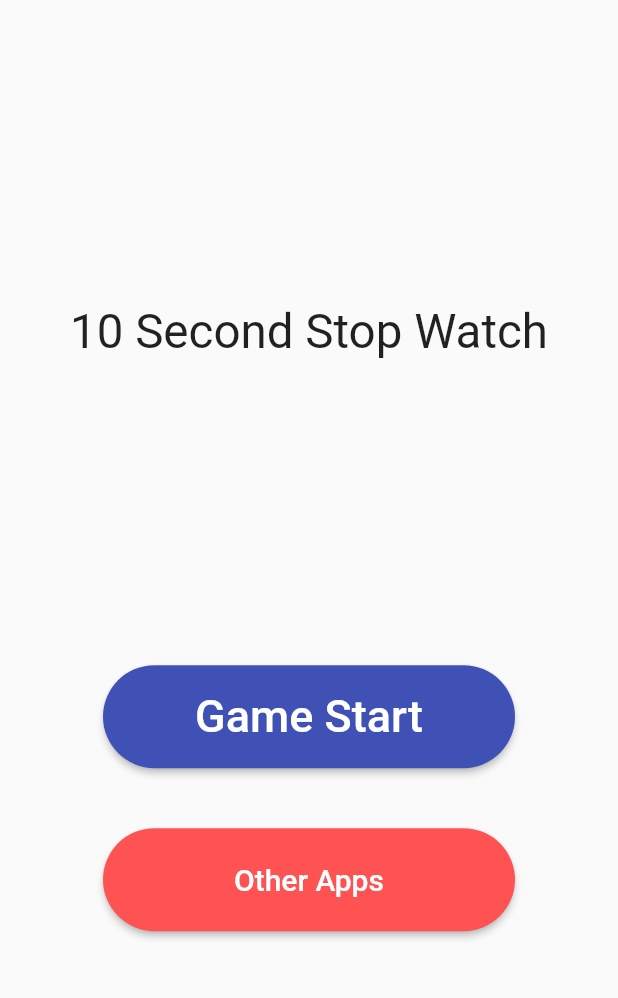
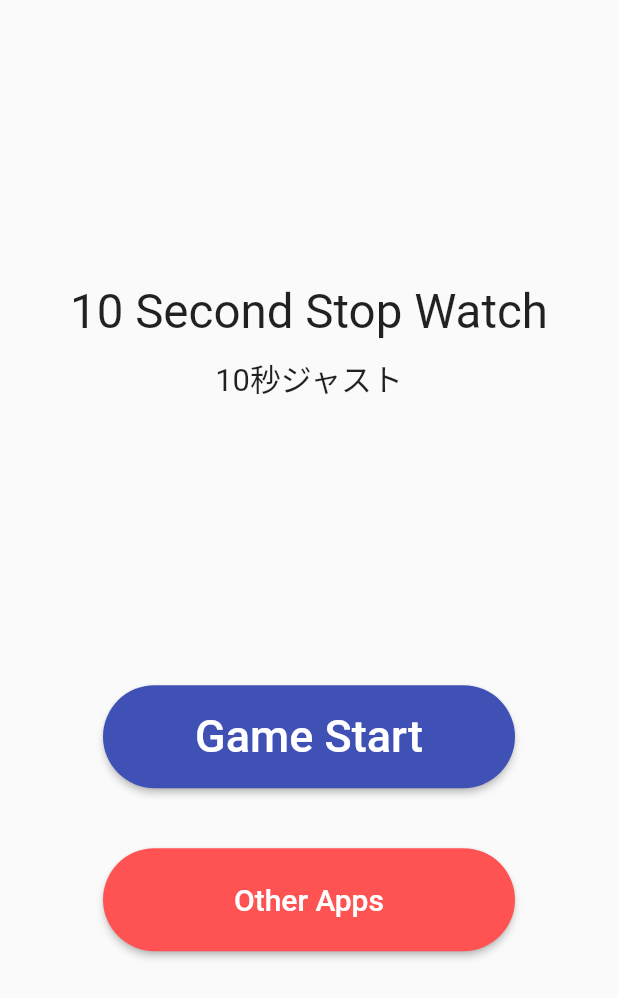
Before and after one commit to iseruuuuu/timer_battle_app, a Flutter app: the screen it shows after launch, on a phone screen of 412 x 824 dp. Shown: the top 998 px of the screen. Run offline on Flutter 3.47's test engine with Material 2 defaults, Android fonts, the phone set to English and light mode, and no system bars; our stand-ins replace freezed_annotation, state_notifier; missing offline and left inert: flutter_state_notifier.

Commit message:
add: title画面を完成

```diff
--- a/lib/title/title_screen.dart
+++ b/lib/title/title_screen.dart
@@ -23,7 +23,13 @@ class TitleScreen extends StatelessWidget {
                     fontSize: size.width / 13,
                   ),
                 ),
-
+               const SizedBox(height: 10),
+                Text(
+                  '10秒ジャスト',
+                  style: TextStyle(
+                    fontSize: size.width / 20,
+                  ),
+                ),
                 const Spacer(),
                 SizedBox(
                   width: size.width / 1.5,
```
